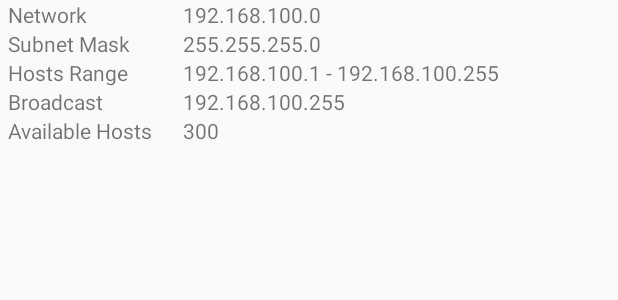
After one commit to kowama/Subnet-Calculator, an Android app: the layout subnet_result_layout.xml on its own in the app's theme, with its tools: preview values and no code run, on a phone screen of 412 x 824 dp. The commit adds this screen. Shown: the top 300 px of the screen. Run offline under Robolectric (Android 15) with nearby library versions, the phone set to English and light mode, and no system bars.

Commit message:
VLSM result View OK

```diff
--- a/app/build.gradle
+++ b/app/build.gradle
@@ -26,4 +26,5 @@ dependencies {
     testImplementation 'junit:junit:4.12'
     androidTestImplementation 'com.android.support.test:runner:1.0.2'
     androidTestImplementation 'com.android.support.test.espresso:espresso-core:3.0.2'
+    implementation 'org.jetbrains:annotations-java5:15.0'
 }
--- /dev/null
+++ b/app/src/main/res/layout/subnet_result_layout.xml
@@ -0,0 +1,115 @@
+<?xml version="1.0" encoding="utf-8"?>
+<TableLayout xmlns:android="http://schemas.android.com/apk/res/android"
+    android:layout_width="match_parent" android:layout_height="match_parent">
+    <TableRow
+        android:layout_width="match_parent"
+        android:layout_height="match_parent"
+        android:paddingLeft="5dp"
+        android:paddingRight="5dp">
+
+        <TextView
+            android:id="@+id/labelNetworkTextView"
+            android:layout_width="wrap_content"
+            android:layout_column="1"
+            android:layout_gravity="fill"
+            android:text="@string/label_network" />
+
+        <TextView
+            android:id="@+id/resNetworkTextView"
+            android:layout_width="wrap_content"
+            android:layout_column="2"
+            android:layout_gravity="fill"
+            android:layout_marginLeft="20dp"
+            android:text="192.168.100.0" />
+    </TableRow>
+
+    <TableRow
+        android:layout_width="match_parent"
+        android:layout_height="match_parent"
+        android:paddingLeft="5dp"
+        android:paddingRight="5dp">
+
+        <TextView
+            android:id="@+id/labelMaskTextView"
+            android:layout_width="wrap_content"
+            android:layout_column="1"
+            android:layout_gravity="fill"
+            android:text="@string/label_subnet_mask" />
+
+        <TextView
+            android:id="@+id/resMaskTextView"
+            android:layout_width="wrap_content"
+            android:layout_column="2"
+            android:layout_gravity="fill"
+            android:layout_marginLeft="20dp"
+            android:text="255.255.255.0" />
+    </TableRow>
+
+    <TableRow
+        android:layout_width="match_parent"
+        android:layout_height="match_parent"
+        android:paddingLeft="5dp"
+        android:paddingRight="5dp">
+
+        <TextView
+            android:id="@+id/labelHostsRangeTextView"
+            android:layout_width="wrap_content"
+            android:layout_column="1"
+            android:layout_gravity="fill"
+            android:text="@string/label_hosts_range" />
+
+        <TextView
+            android:id="@+id/resHostsRangeTextView"
+            android:layout_width="wrap_content"
+            android:layout_column="2"
+            android:layout_gravity="fill"
+            android:layout_marginLeft="20dp"
+            android:text="192.168.100.1 - 192.168.100.255" />
+    </TableRow>
+
+    <TableRow
+        android:layout_width="match_parent"
+        android:layout_height="match_parent"
+        android:paddingLeft="5dp"
+        android:paddingRight="5dp">
+
+        <TextView
+            android:id="@+id/labelBroadcastTextView"
+            android:layout_width="wrap_content"
+            android:layout_column="1"
+            android:layout_gravity="fill"
+            android:text="@string/label_Broadcast" />
+
+        <TextView
+            android:id="@+id/resBroadcastTextView"
+            android:layout_width="wrap_content"
+            android:layout_column="2"
+            android:layout_gravity="fill"
+            android:layout_marginLeft="20dp"
+            android:text="192.168.100.255" />
+    </TableRow>
+
+    <TableRow
+        android:layout_width="match_parent"
+        android:layout_height="match_parent"
+        android:paddingLeft="5dp"
+        android:paddingRight="5dp">
+
+        <TextView
+            android:id="@+id/labelNetSizeTextView"
+            android:layout_width="wrap_content"
+            android:layout_column="1"
+            android:layout_gravity="fill"
+            android:text="@string/label_netSize" />
+
+        <TextView
+            android:id="@+id/resNetSizeTextView"
+            android:layout_width="wrap_content"
+            android:layout_column="2"
+            android:layout_gravity="fill"
+            android:layout_marginLeft="20dp"
+            android:text="300" />
+    </TableRow>
+
+
+</TableLayout>
```
Also changed, not shown: app/src/main/java/com/nimina/kowama/calculatornetadmin/fragments/VLSMFragment.java (+73 -20 lines), app/src/main/res/layout/fragment_vlsm.xml (+11 -123 lines).
